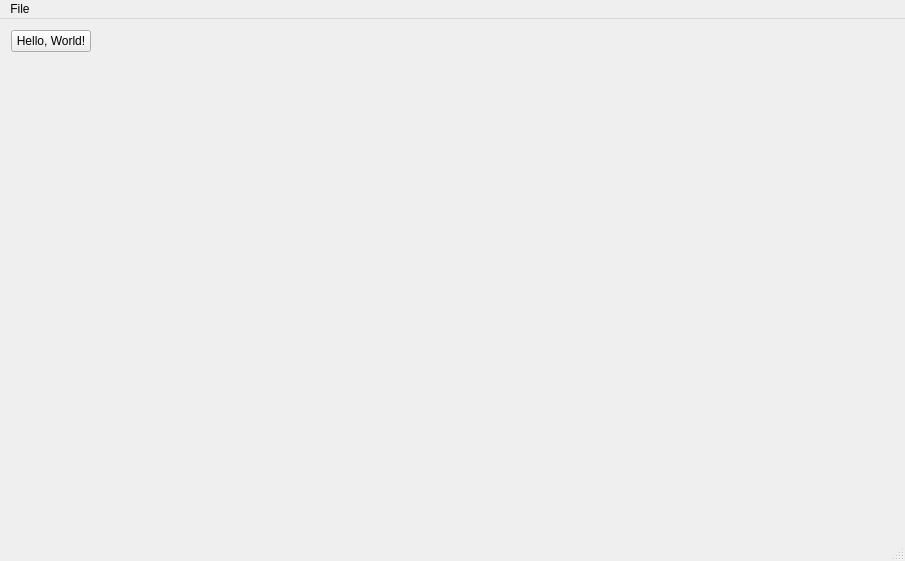
This is qt/gui/mainwindow.ui in jgcoded/UVA-Arena-Qt as Qt 5 draws it before an edit. The edited form follows.
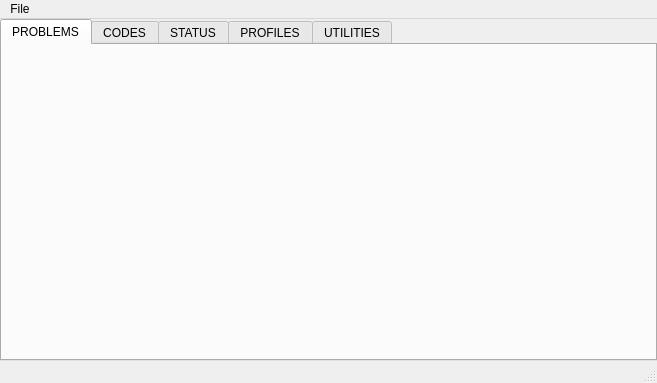
This is the edited form. Icons and pictures are not drawn.

Commit message: Added TabControl in mainWindow.

What changed in the file:
```diff
--- a/qt/gui/mainwindow.ui
+++ b/qt/gui/mainwindow.ui
@@ -6,8 +6,8 @@
    <rect>
     <x>0</x>
     <y>0</y>
-    <width>905</width>
-    <height>561</height>
+    <width>657</width>
+    <height>383</height>
    </rect>
   </property>
   <property name="windowTitle">
@@ -18,12 +18,75 @@
     <normaloff>:/uva-arena/Main.ico</normaloff>:/uva-arena/Main.ico</iconset>
   </property>
   <widget class="QWidget" name="centralWidget">
-   <layout class="QFormLayout" name="formLayout">
-    <item row="0" column="0">
-     <widget class="QPushButton" name="pushButton">
-      <property name="text">
-       <string>Hello, World!</string>
+   <layout class="QHBoxLayout" name="horizontalLayout">
+    <property name="leftMargin">
+     <number>0</number>
+    </property>
+    <property name="topMargin">
+     <number>0</number>
+    </property>
+    <property name="rightMargin">
+     <number>0</number>
+    </property>
+    <property name="bottomMargin">
+     <number>0</number>
+    </property>
+    <item>
+     <widget class="QTabWidget" name="tabWidget">
+      <property name="currentIndex">
+       <number>0</number>
       </property>
+      <property name="iconSize">
+       <size>
+        <width>48</width>
+        <height>24</height>
+       </size>
+      </property>
+      <widget class="QWidget" name="tab">
+       <attribute name="icon">
+        <iconset resource="../images/images.qrc">
+         <normaloff>:/uva-arena/problems.png</normaloff>:/uva-arena/problems.png</iconset>
+       </attribute>
+       <attribute name="title">
+        <string>PROBLEMS</string>
+       </attribute>
+      </widget>
+      <widget class="QWidget" name="tab_2">
+       <attribute name="icon">
+        <iconset resource="../images/images.qrc">
+         <normaloff>:/uva-arena/code.png</normaloff>:/uva-arena/code.png</iconset>
+       </attribute>
+       <attribute name="title">
+        <string>CODES</string>
+       </attribute>
+      </widget>
+      <widget class="QWidget" name="tab_3">
+       <attribute name="icon">
+        <iconset resource="../images/images.qrc">
+         <normaloff>:/uva-arena/status.png</normaloff>:/uva-arena/status.png</iconset>
+       </attribute>
+       <attribute name="title">
+        <string>STATUS</string>
+       </attribute>
+      </widget>
+      <widget class="QWidget" name="tab_4">
+       <attribute name="icon">
+        <iconset resource="../images/images.qrc">
+         <normaloff>:/uva-arena/profile.png</normaloff>:/uva-arena/profile.png</iconset>
+       </attribute>
+       <attribute name="title">
+        <string>PROFILES</string>
+       </attribute>
+      </widget>
+      <widget class="QWidget" name="tab_5">
+       <attribute name="icon">
+        <iconset resource="../images/images.qrc">
+         <normaloff>:/uva-arena/utility.png</normaloff>:/uva-arena/utility.png</iconset>
+       </attribute>
+       <attribute name="title">
+        <string>UTILITIES</string>
+       </attribute>
+      </widget>
      </widget>
     </item>
    </layout>
@@ -33,8 +96,8 @@
     <rect>
      <x>0</x>
      <y>0</y>
-     <width>905</width>
-     <height>26</height>
+     <width>657</width>
+     <height>21</height>
     </rect>
    </property>
    <widget class="QMenu" name="menuFile">
```
Left out of the diff: 4 changed lines with no effect on the pictures. The commit also changes 1 other file.
